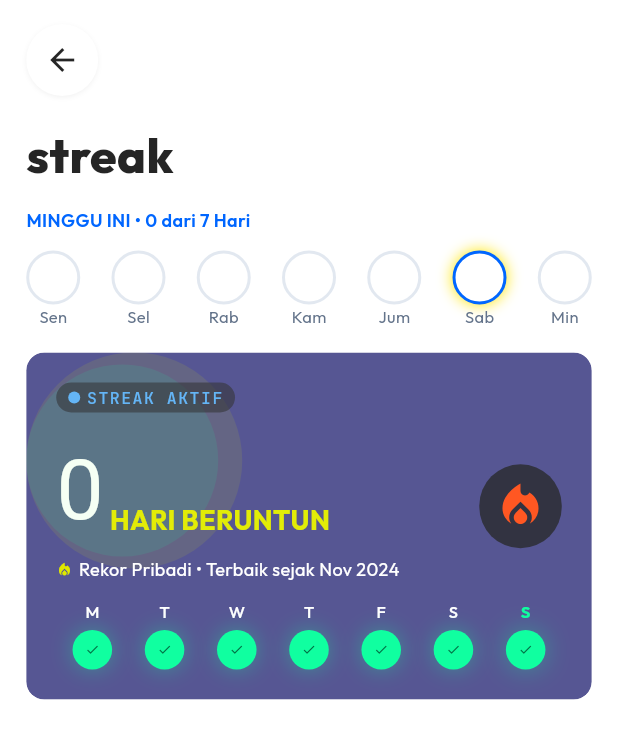
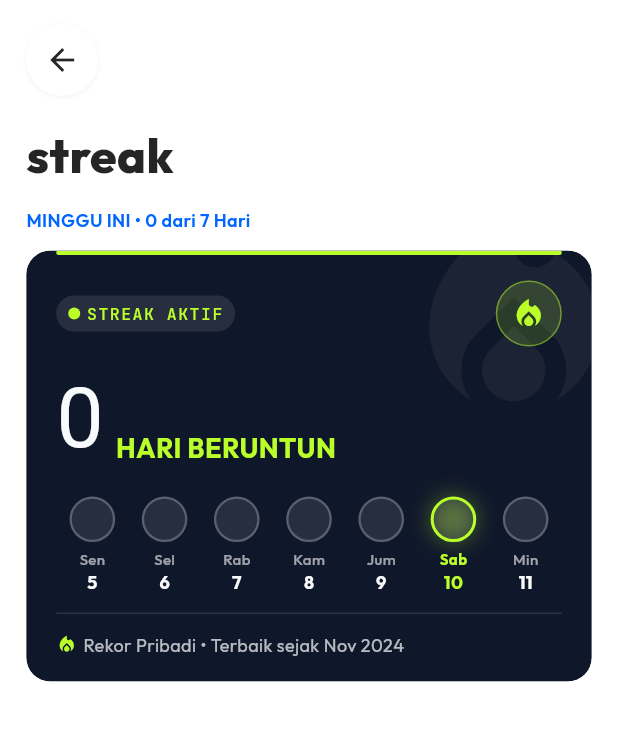
Before and after one commit to Lemondeft/pacer, a Flutter app: the StreaksScreen screen opened directly, on a phone screen of 412 x 824 dp. Shown: the top 739 px of the screen. Run offline on Flutter 3.47's test engine with Material 3 defaults, Android fonts, the phone set to English and light mode, and no system bars; our stand-ins replace flutter_dotenv, flutter_map, geolocator, google_fonts, latlong2, supabase_flutter; accounts and stored records are empty; Roboto replaces fonts that are missing (Fugaz One).

Commit message:
streak redesign (designer): navy card, real done-states + dates, themed both modes

```diff
--- a/lib/src/ui/app_theme.dart
+++ b/lib/src/ui/app_theme.dart
@@ -219,6 +219,7 @@ class PacerDark {
   static const shadow = Color(0x59000000);
   static const navBar = Color(0xF21E293B);
   static const navIcon = Color(0xFFCBD5E1);
+  static const streakCard = Color(0xFF131C33);
 }
 
 /// Brightness-resolved semantic tokens. The light branch returns the exact
@@ -265,6 +266,7 @@ class PacerScheme {
   final Color chipSelBg;
   final Color chipSelFg;
   final Color editBg;
+  final Color streakCardBg;
 
   const PacerScheme({
     required this.brightness,
@@ -306,6 +308,7 @@ class PacerScheme {
     required this.chipSelBg,
     required this.chipSelFg,
     required this.editBg,
+    required this.streakCardBg,
   });
 
   static const light = PacerScheme(
@@ -348,6 +351,7 @@ class PacerScheme {
     chipSelBg: Colors.black,
     chipSelFg: Colors.white,
     editBg: PacerColors.navy,
+    streakCardBg: PacerColors.navy,
   );
 
   static const dark = PacerScheme(
@@ -390,6 +394,7 @@ class PacerScheme {
     chipSelBg: PacerColors.lime,
     chipSelFg: PacerColors.ink,
     editBg: PacerColors.lime,
+    streakCardBg: PacerDark.streakCard,
   );
 
   static PacerScheme of(BuildContext context) =>
--- a/lib/src/ui/more_screens.dart
+++ b/lib/src/ui/more_screens.dart
@@ -2352,45 +2352,9 @@ class _StreaksScreenState extends State<StreaksScreen> {
     ];
   }
 
-  static const _days = ['Sen', 'Sel', 'Rab', 'Kam', 'Jum', 'Sab', 'Min'];
-
-  /// 7-day strip; [done] flags per weekday Mon..Sun, [todayIdx] glows.
-  Widget _weekRow(List<bool> done, int todayIdx) {
-    final scheme = PacerScheme.of(context);
-    return Row(
-      mainAxisAlignment: MainAxisAlignment.spaceBetween,
-      children: List.generate(7, (i) {
-        final d = done[i];
-        final today = i == todayIdx;
-        return Column(
-          children: [
-            Container(
-              width: 36,
-              height: 36,
-              alignment: Alignment.center,
-              decoration: BoxDecoration(
-                shape: BoxShape.circle,
-                color: d ? PacerColors.streakBlue : scheme.card,
-                border: Border.all(
-                  color: d || today
-                      ? PacerColors.streakBlue
-                      : scheme.softBorder,
-                  width: 2,
-                ),
-                boxShadow: today
-                    ? [const BoxShadow(color: Color(0xFFFFE600), blurRadius: 8)]
-                    : null,
-              ),
-              child: d
-                  ? const Icon(Icons.check, size: 16, color: Colors.white)
-                  : null,
-            ),
-            Text(_days[i], style: TextStyle(fontSize: 11, color: scheme.soft)),
-          ],
-        );
-      }),
-    );
-  }
+  /// Honest empty week for offline / no-streak states (rendered inside
+  /// the card now — the strip lives in [StreakCard]).
+  static const _emptyWeek = [false, false, false, false, false, false, false];
 
   /// Figma mock strip (demo mode or no streak yet).
   @override
@@ -2426,17 +2390,11 @@ class _StreaksScreenState extends State<StreaksScreen> {
                           ),
                         ),
                         const SizedBox(height: 12),
-                        _weekRow(const [
-                          false,
-                          false,
-                          false,
-                          false,
-                          false,
-                          false,
-                          false,
-                        ], DateTime.now().weekday - 1),
-                        const SizedBox(height: 16),
-                        const StreakCard(count: 0),
+                        StreakCard(
+                          count: 0,
+                          done: _emptyWeek,
+                          todayIndex: DateTime.now().weekday - 1,
+                        ),
                       ],
                     );
                   }
@@ -2458,9 +2416,11 @@ class _StreaksScreenState extends State<StreaksScreen> {
                         ),
                       ),
                       const SizedBox(height: 12),
-                      _weekRow(done, todayIdx),
-                      const SizedBox(height: 16),
-                      StreakCard(count: d.count),
+                      StreakCard(
+                        count: d.count,
+                        done: done,
+                        todayIndex: todayIdx,
+                      ),
                     ],
                   );
                   return LayoutBuilder(
--- a/lib/src/ui/screens.dart
+++ b/lib/src/ui/screens.dart
@@ -318,9 +318,16 @@ class HomeScreen extends StatefulWidget {
 class _HomeData {
   final List<Activity>? activities;
   final int? streak;
+  final DateTime? streakLast;
   final List<Team>? teams;
   final String? initials;
-  const _HomeData({this.activities, this.streak, this.teams, this.initials});
+  const _HomeData({
+    this.activities,
+    this.streak,
+    this.streakLast,
+    this.teams,
+    this.initials,
+  });
 }
 
 class _HomeScreenState extends State<HomeScreen> {
@@ -356,6 +363,7 @@ class _HomeScreenState extends State<HomeScreen> {
       return _HomeData(
         activities: activities,
         streak: streak?.berjalan,
+        streakLast: streak?.terakhir,
         teams: teams,
         initials: initialsOf(profile?.nama),
       );
@@ -399,14 +407,36 @@ class _HomeScreenState extends State<HomeScreen> {
   }
 
   Widget _streak() {
-    return Column(
-      crossAxisAlignment: CrossAxisAlignment.start,
-      children: [
-        SectionHeader(title: S.streaks),
-        const SizedBox(height: 8),
-        StreakCard(count: _data?.streak),
-      ],
+    // The card carries its own header pill, so no separate SectionHeader —
+    // count, week strip, and record read as one unit.
+    final count = _data?.streak ?? 0;
+    return StreakCard(
+      count: _data?.streak,
+      done: _doneWeek(count, _data?.streakLast),
+      todayIndex: DateTime.now().weekday - 1,
     );
+  }
+
+  /// Done flags for Mon..Sun: trailing [count] days ending at [lastWorkout]
+  /// (same rule as the streaks screen).
+  List<bool> _doneWeek(int count, DateTime? lastWorkout) {
+    final now = DateTime.now();
+    final monday = now.subtract(Duration(days: now.weekday - 1));
+    return [
+      for (var i = 0; i < 7; i++)
+        lastWorkout != null &&
+            count > 0 &&
+            () {
+              final day = DateTime(monday.year, monday.month, monday.day + i);
+              final last = DateTime(
+                lastWorkout.year,
+                lastWorkout.month,
+                lastWorkout.day,
+              );
+              final back = last.difference(day).inDays;
+              return back >= 0 && back < count;
+            }(),
+    ];
   }
 
   Widget _history() {
--- a/lib/src/ui/widgets.dart
+++ b/lib/src/ui/widgets.dart
@@ -423,64 +423,82 @@ class InitialAvatar extends StatelessWidget {
   }
 }
 
-/// Purple streak hero card. Fills its parent width; intrinsic height.
-/// Decorative circles clip at the card bounds. [count] overrides the
-/// number when live data is available; null (signed out/offline) shows 0.
+/// Sporty streak hero card: count, live week strip, and personal-record
+/// line read as one unit on a navy surface (lime accents). Fills its parent
+/// width; intrinsic height.
+///
+/// DATA: [done] holds 7 Mon..Sun flags (true = workout that day);
+/// [todayIndex] (0..6) rings today regardless of done. Nulls render an
+/// honest empty week (offline/signed-out); null [count] shows 0.
 class StreakCard extends StatelessWidget {
   final int? count;
-  const StreakCard({super.key, this.count});
+  final List<bool>? done;
+  final int? todayIndex;
+  const StreakCard({super.key, this.count, this.done, this.todayIndex});
+
+  static const _dayLabels = ['Sen', 'Sel', 'Rab', 'Kam', 'Jum', 'Sab', 'Min'];
 
   @override
   Widget build(BuildContext context) {
-    const dayLabels = ['M', 'T', 'W', 'T', 'F', 'S', 'S'];
-    final circle = fluid(MediaQuery.sizeOf(context).width, 26, 32);
+    final scheme = PacerScheme.of(context);
+    final now = DateTime.now();
+    final monday = now.subtract(Duration(days: now.weekday - 1));
+    final flags = done;
+    final today = todayIndex ?? now.weekday - 1;
+    bool isDone(int i) => flags != null && i < flags.length && flags[i];
+    final circle = fluid(MediaQuery.sizeOf(context).width, 30, 36);
+    const labelWhite = Color(0xFFF8FAFC);
     return ClipRRect(
-      borderRadius: BorderRadius.circular(12),
+      borderRadius: BorderRadius.circular(16),
       child: Container(
         decoration: BoxDecoration(
-          color: PacerColors.streakBg,
-          borderRadius: BorderRadius.circular(12),
-          boxShadow: [PacerScheme.of(context).shadowBox],
+          color: scheme.streakCardBg,
+          borderRadius: BorderRadius.circular(16),
+          border: scheme.isDark
+              ? Border.all(color: Colors.white.withValues(alpha: 0.10))
+              : null,
+          boxShadow: [scheme.shadowBox],
         ),
         child: Stack(
           children: [
+            // Oversized ghost flame, clipped at the card edge.
             Positioned(
-              left: 0,
+              right: -32,
+              top: -40,
+              child: Icon(
+                Icons.local_fire_department,
+                size: 168,
+                color: Colors.white.withValues(alpha: 0.05),
+              ),
+            ),
+            // Lime kick bar along the top edge.
+            Positioned(
+              left: 20,
+              right: 20,
               top: 0,
               child: Container(
-                width: 144,
-                height: 144,
+                height: 3,
                 decoration: BoxDecoration(
-                  color: PacerColors.streakGlowA,
-                  borderRadius: BorderRadius.circular(999),
-                ),
-              ),
-            ),
-            Positioned(
-              left: 0,
-              top: 8,
-              child: Container(
-                width: 128,
-                height: 128,
-                decoration: BoxDecoration(
-                  color: PacerColors.streakGlowB,
-                  borderRadius: BorderRadius.circular(999),
+                  color: PacerColors.lime,
+                  borderRadius: BorderRadius.circular(2),
                 ),
               ),
             ),
             Padding(
-              padding: const EdgeInsets.all(20),
+              padding: const EdgeInsets.fromLTRB(20, 20, 20, 16),
               child: Column(
                 crossAxisAlignment: CrossAxisAlignment.start,
                 mainAxisSize: MainAxisSize.min,
                 children: [
+                  Row(
+                    children: [
                       Container(
                         padding: const EdgeInsets.symmetric(
                           horizontal: 8,
-                      vertical: 2,
+                          vertical: 4,
                         ),
                         decoration: BoxDecoration(
-                      color: PacerColors.streakPill,
+                          color: Colors.white.withValues(alpha: 0.10),
                           borderRadius: BorderRadius.circular(999),
                         ),
                         child: Row(
@@ -490,7 +508,7 @@ class StreakCard extends StatelessWidget {
                               width: 8,
                               height: 8,
                               decoration: const BoxDecoration(
-                            color: PacerColors.primary,
+                                color: PacerColors.lime,
                                 shape: BoxShape.circle,
                               ),
                             ),
@@ -498,28 +516,41 @@ class StreakCard extends StatelessWidget {
                             Text(
                               S.activeStreak,
                               style: PacerText.mono.copyWith(
-                            color: PacerColors.primary,
+                                color: PacerColors.lime,
                               ),
                             ),
                           ],
                         ),
                       ),
-                  const SizedBox(height: 12),
-                  Row(
-                    children: [
-                      Expanded(
-                        child: Column(
-                          crossAxisAlignment: CrossAxisAlignment.start,
-                          children: [
+                      const Spacer(),
+                      Container(
+                        width: 44,
+                        height: 44,
+                        decoration: BoxDecoration(
+                          color: PacerColors.lime.withValues(alpha: 0.16),
+                          shape: BoxShape.circle,
+                          border: Border.all(
+                            color: PacerColors.lime.withValues(alpha: 0.45),
+                          ),
+                        ),
+                        child: const Icon(
+                          Icons.local_fire_department,
+                          size: 24,
+                          color: PacerColors.lime,
+                        ),
+                      ),
+                    ],
+                  ),
+                  const SizedBox(height: 8),
                   Row(
                     crossAxisAlignment: CrossAxisAlignment.end,
                     children: [
                       Text(
                         '${count ?? 0}',
                         style: PacerText.giantNum(56)
-                                      .copyWith(color: PacerColors.streakNum),
+                            .copyWith(color: labelWhite),
                       ),
-                                const SizedBox(width: 4),
+                      const SizedBox(width: 8),
                       Expanded(
                         child: FittedBox(
                           fit: BoxFit.scaleDown,
@@ -531,7 +562,7 @@ class StreakCard extends StatelessWidget {
                               style: const TextStyle(
                                 fontSize: 18,
                                 fontWeight: FontWeight.w700,
-                                          color: PacerColors.streakLabel,
+                                color: PacerColors.lime,
                               ),
                             ),
                           ),
@@ -539,7 +570,84 @@ class StreakCard extends StatelessWidget {
                       ),
                     ],
                   ),
+                  const SizedBox(height: 12),
+                  Row(
+                    children: [
+                      for (var i = 0; i < 7; i++)
+                        Expanded(
+                          child: Column(
+                            mainAxisSize: MainAxisSize.min,
+                            children: [
+                              Container(
+                                width: circle,
+                                height: circle,
+                                alignment: Alignment.center,
+                                decoration: BoxDecoration(
+                                  shape: BoxShape.circle,
+                                  color: isDone(i)
+                                      ? PacerColors.lime
+                                      : Colors.white.withValues(alpha: 0.10),
+                                  border: Border.all(
+                                    color: isDone(i)
+                                        ? PacerColors.lime
+                                        : i == today
+                                        ? PacerColors.lime
+                                        : Colors.white.withValues(alpha: 0.24),
+                                    width: i == today ? 2 : 1.5,
+                                  ),
+                                  boxShadow: i == today
+                                      ? [
+                                          BoxShadow(
+                                            color: PacerColors.lime.withValues(
+                                              alpha: 0.35,
+                                            ),
+                                            blurRadius: 12,
+                                          ),
+                                        ]
+                                      : null,
+                                ),
+                                child: isDone(i)
+                                    ? Icon(
+                                        Icons.check,
+                                        size: circle * 0.45,
+                                        color: PacerColors.navy,
+                                      )
+                                    : null,
+                              ),
                               const SizedBox(height: 4),
+                              Text(
+                                _dayLabels[i],
+                                style: TextStyle(
+                                  fontSize: 10,
+                                  fontWeight: i == today
+                                      ? FontWeight.w700
+                                      : FontWeight.w500,
+                                  color: i == today
+                                      ? PacerColors.lime
+                                      : Colors.white.withValues(alpha: 0.60),
+                                ),
+                              ),
+                              Text(
+                                '${DateTime(monday.year, monday.month, monday.day + i).day}',
+                                style: TextStyle(
+                                  fontSize: 12,
+                                  fontWeight: FontWeight.w700,
+                                  color: i == today
+                                      ? PacerColors.lime
+                                      : labelWhite,
+                                ),
+                              ),
+                            ],
+                          ),
+                        ),
+                    ],
+                  ),
+                  const SizedBox(height: 12),
+                  Container(
+                    height: 1,
+                    color: Colors.white.withValues(alpha: 0.12),
+                  ),
+                  const SizedBox(height: 12),
                   FittedBox(
                     fit: BoxFit.scaleDown,
                     alignment: Alignment.centerLeft,
@@ -548,80 +656,19 @@ class StreakCard extends StatelessWidget {
                       children: [
                         const Icon(
                           Icons.local_fire_department,
-                                    size: 11,
-                                    color: PacerColors.fireYellow,
+                          size: 14,
+                          color: PacerColors.lime,
                         ),
                         const SizedBox(width: 4),
                         Text(
                           S.personalRecord,
-                                    style: const TextStyle(
+                          style: TextStyle(
                             fontSize: 12,
-                                      color: Colors.white,
+                            color: Colors.white.withValues(alpha: 0.70),
                           ),
                         ),
                       ],
                     ),
-                            ),
-                          ],
-                        ),
-                      ),
-                      const SizedBox(width: 12),
-                      Container(
-                        width: 55,
-                        height: 56,
-                        decoration: BoxDecoration(
-                          color: PacerColors.fireBadge,
-                          borderRadius: BorderRadius.circular(999),
-                        ),
-                        child: const Icon(
-                          Icons.local_fire_department,
-                          size: 36,
-                          color: Colors.deepOrange,
-                        ),
-                      ),
-                    ],
-                  ),
-                  const SizedBox(height: 12),
-                  Row(
-                    children: List.generate(7, (i) {
-                      final last = i == 6;
-                      return Expanded(
-                        child: Column(
-                          children: [
-                            Text(
-                              dayLabels[i],
-                              style: TextStyle(
-                                fontSize: 11,
-                                fontWeight: last
-                                    ? FontWeight.bold
-                                    : FontWeight.w500,
-                                color: last ? PacerColors.neon : Colors.white,
-                              ),
-                            ),
-                            const SizedBox(height: 4),
-                            Container(
-                              width: circle,
-                              height: circle,
-                              decoration: BoxDecoration(
-                                color: PacerColors.neon,
-                                shape: BoxShape.circle,
-                                boxShadow: [
-                                  BoxShadow(
-                                    color: PacerColors.neonGlow,
-                                    blurRadius: last ? 14 : 12,
-                                  ),
-                                ],
-                              ),
-                              child: Icon(
-                                Icons.check,
-                                size: circle * 0.375,
-                                color: PacerColors.checkDark,
-                              ),
-                            ),
-                          ],
-                        ),
-                      );
-                    }),
                   ),
                 ],
               ),
```
Lines whose indentation alone changed are shown as unchanged.
